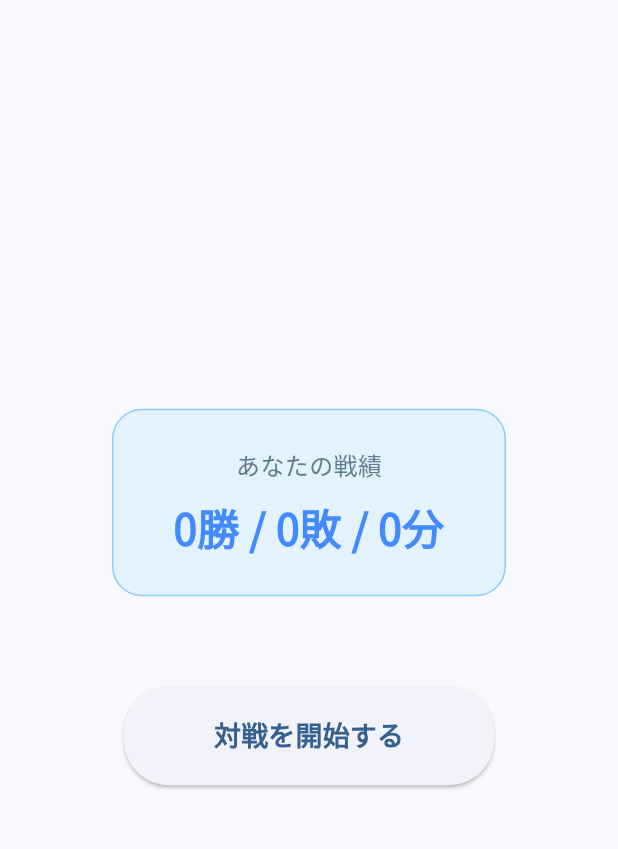
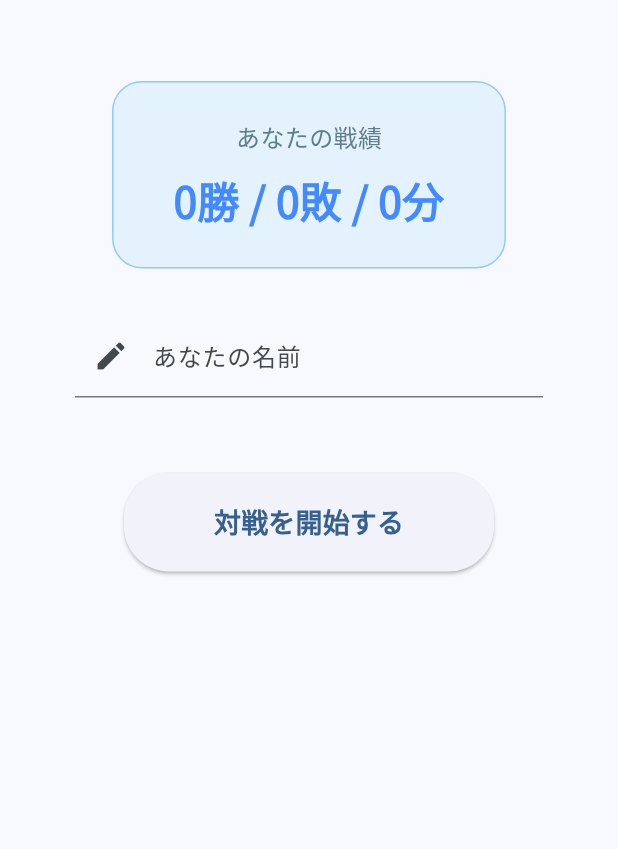
Before and after one commit to yosuke1080-ctrl/boardgame-firebase, a Flutter app: the screen it shows after launch, on a phone screen of 412 x 824 dp, the part 63-912 px from its top. Run offline on Flutter 3.47's test engine with Material 3 defaults, Android fonts, the phone set to English and light mode, and no system bars; our stand-ins replace cloud_firestore, firebase_auth, firebase_core, google_fonts; accounts and stored records are empty; network calls fail.

Commit message:
feat: ユーザー名の変更・保存機能を実装（MatchingScreen）

```diff
--- a/lib/main.dart
+++ b/lib/main.dart
@@ -47,6 +47,8 @@ class MatchingScreen extends StatefulWidget {
 class _MatchingScreenState extends State<MatchingScreen> {
   final FirebaseAuth _auth = FirebaseAuth.instance;
   final FirebaseFirestore _db = FirebaseFirestore.instance;
+  final TextEditingController _nameController =
+      TextEditingController(); // 名前用コントローラー
   User? _user;
   bool _isWaiting = false;
   int wins = 0, losses = 0, draws = 0;
@@ -57,10 +59,33 @@ class _MatchingScreenState extends State<MatchingScreen> {
     _loginAndListen();
   }
 
+  @override
+  void dispose() {
+    _nameController.dispose();
+    super.dispose();
+  }
+
   Future<void> _loginAndListen() async {
     final userCredential = await _auth.signInAnonymously();
     if (!mounted) return;
     setState(() => _user = userCredential.user);
+
+    // ユーザー情報の初期化（存在しなければ作成、あれば読み込み）
+    final userDoc = _db.collection('users').doc(_user!.uid);
+    final docSnapshot = await userDoc.get();
+
+    if (!docSnapshot.exists) {
+      await userDoc.set({
+        'name': '名無しさん',
+        'wins': 0,
+        'losses': 0,
+        'draws': 0,
+      }, SetOptions(merge: true));
+      _nameController.text = '名無しさん';
+    } else {
+      // 既存の名前をテキストフィールドにセット
+      _nameController.text = docSnapshot.data()?['name'] ?? '名無しさん';
+    }
 
     _db.collection('users').doc(_user!.uid).snapshots().listen((snapshot) {
       if (!snapshot.exists) return;
@@ -87,12 +112,10 @@ class _MatchingScreenState extends State<MatchingScreen> {
     if (_user == null) return;
     setState(() => _isWaiting = true);
 
-    // 以前の部屋情報をリセット
     await _db.collection('users').doc(_user!.uid).set({
       'currentRoomId': FieldValue.delete(),
     }, SetOptions(merge: true));
 
-    // キューに追加
     await _db.collection('matchmaking_queue').doc(_user!.uid).set({
       'uid': _user!.uid,
       'createdAt': FieldValue.serverTimestamp(),
@@ -108,12 +131,18 @@ class _MatchingScreenState extends State<MatchingScreen> {
           style: TextStyle(fontWeight: FontWeight.bold),
         ),
       ),
-      body: Center(
+      body: SingleChildScrollView(
+        // キーボード表示時のレイアウト崩れ防止
+        child: Center(
           child: Column(
             mainAxisAlignment: MainAxisAlignment.center,
             children: [
+              const SizedBox(height: 40),
               Container(
-              padding: const EdgeInsets.symmetric(horizontal: 40, vertical: 25),
+                padding: const EdgeInsets.symmetric(
+                  horizontal: 40,
+                  vertical: 25,
+                ),
                 decoration: BoxDecoration(
                   color: Colors.blue.shade50,
                   borderRadius: BorderRadius.circular(20),
@@ -137,7 +166,30 @@ class _MatchingScreenState extends State<MatchingScreen> {
                   ],
                 ),
               ),
-            const SizedBox(height: 60),
+              const SizedBox(height: 30),
+
+              // 【追加】名前入力フィールド
+              Padding(
+                padding: const EdgeInsets.symmetric(horizontal: 50),
+                child: TextField(
+                  controller: _nameController,
+                  textAlign: TextAlign.center,
+                  decoration: const InputDecoration(
+                    labelText: "あなたの名前",
+                    hintText: "名前を入力してください",
+                    prefixIcon: Icon(Icons.edit),
+                  ),
+                  onChanged: (val) async {
+                    if (val.trim().isNotEmpty) {
+                      await _db.collection('users').doc(_user!.uid).update({
+                        'name': val.trim(),
+                      });
+                    }
+                  },
+                ),
+              ),
+
+              const SizedBox(height: 50),
               _isWaiting
                   ? const Column(
                       children: [
@@ -171,6 +223,7 @@ class _MatchingScreenState extends State<MatchingScreen> {
             ],
           ),
         ),
+      ),
     );
   }
 }
@@ -187,10 +240,9 @@ class _GameScreenState extends State<GameScreen> {
   final String myUid = FirebaseAuth.instance.currentUser!.uid;
   bool _isStatsUpdated = false;
 
-  // 【修正ポイント】更地の状態でもエラーにならないよう set(merge: true) を使用
   Future<void> _updateStats(String winner) async {
     if (_isStatsUpdated) return;
-    setState(() => _isStatsUpdated = true);
+    _isStatsUpdated = true;
 
     final myDoc = FirebaseFirestore.instance.collection('users').doc(myUid);
     Map<String, dynamic> updateData = {};
@@ -203,7 +255,13 @@ class _GameScreenState extends State<GameScreen> {
       updateData = {'losses': FieldValue.increment(1)};
     }
 
+    try {
       await myDoc.set(updateData, SetOptions(merge: true));
+      debugPrint("DEBUG: 戦績の保存に成功しました！ ($winner)");
+    } catch (e) {
+      debugPrint("DEBUG: 戦績の保存に失敗しました: $e");
+      _isStatsUpdated = false;
+    }
   }
 
   Future<void> _exit() async {
@@ -267,12 +325,13 @@ class _GameScreenState extends State<GameScreen> {
               .toList();
           final String turnUid = data['turn'];
           final List<dynamic> players = data['players'];
+
           final String? winner = _checkWinner(board, players);
-          final bool isMyTurn = (turnUid == myUid);
-
           if (winner != null && !_isStatsUpdated) {
             _updateStats(winner);
           }
+
+          final bool isMyTurn = (turnUid == myUid);
 
           return Column(
             mainAxisAlignment: MainAxisAlignment.center,
```
Also changed, not shown: 1 other file. Lines whose indentation alone changed are shown as unchanged.
